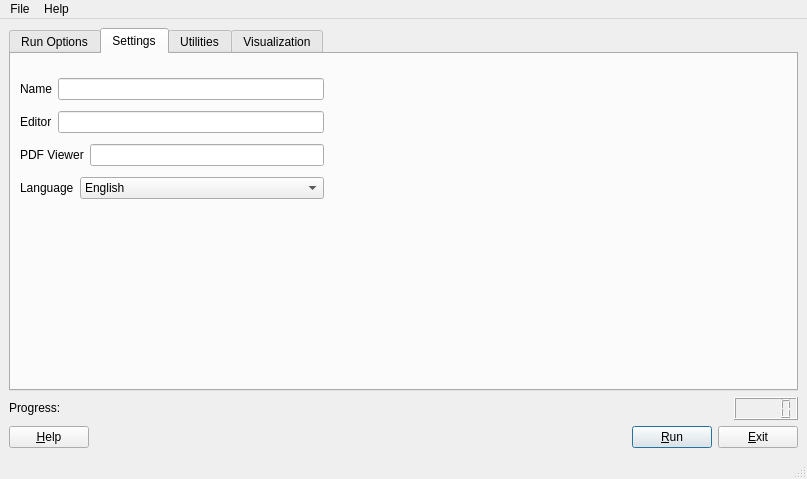
First picture: the form in cpanel4new.ui, repository fccoelho/epigrass, before the edit.
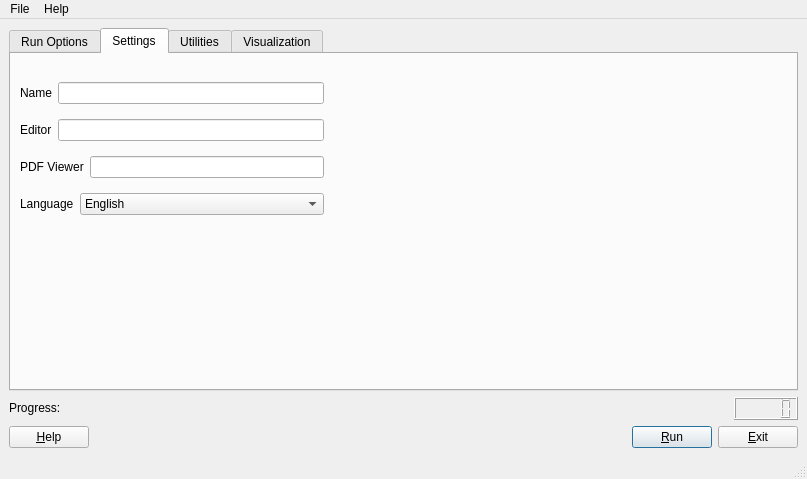
Second picture: the form after the edit. The open tabs and pages were chosen to show the change.

What changed in the file:
```diff
--- a/cpanel4new.ui
+++ b/cpanel4new.ui
@@ -22,9 +22,9 @@
    <property name="geometry" >
     <rect>
      <x>0</x>
-     <y>32</y>
+     <y>31</y>
      <width>807</width>
-     <height>419</height>
+     <height>420</height>
     </rect>
    </property>
    <layout class="QVBoxLayout" name="verticalLayout_2" >
@@ -348,8 +348,8 @@
         <rect>
          <x>0</x>
          <y>0</y>
-         <width>785</width>
-         <height>299</height>
+         <width>787</width>
+         <height>298</height>
         </rect>
        </property>
        <attribute name="title" >
@@ -361,7 +361,7 @@
           <x>9</x>
           <y>19</y>
           <width>304</width>
-          <height>135</height>
+          <height>153</height>
          </rect>
         </property>
         <layout class="QGridLayout" name="_6" >
```
Left out of the diff: 21 changed lines with no effect on the pictures.
